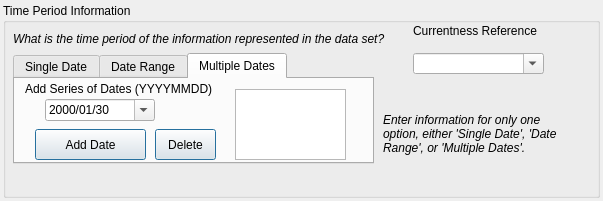
Before: the Qt Designer form pymdwizard/gui/ui_files/MetadataDate.ui in DOI-USGS/fort-pymdwizard, drawn with Qt 5.
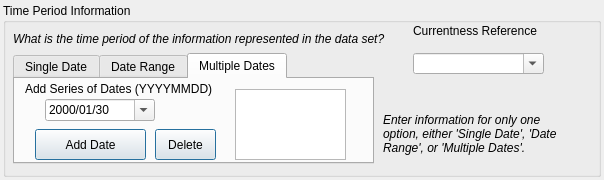
After: the same form once the commit is applied.

```diff
--- a/pymdwizard/gui/ui_files/MetadataDate.ui
+++ b/pymdwizard/gui/ui_files/MetadataDate.ui
@@ -6,10 +6,16 @@
    <rect>
     <x>0</x>
     <y>0</y>
-    <width>603</width>
-    <height>201</height>
+    <width>604</width>
+    <height>180</height>
    </rect>
   </property>
+  <property name="minimumSize">
+   <size>
+    <width>0</width>
+    <height>180</height>
+   </size>
+  </property>
   <property name="windowTitle">
    <string>Form</string>
   </property>
```
